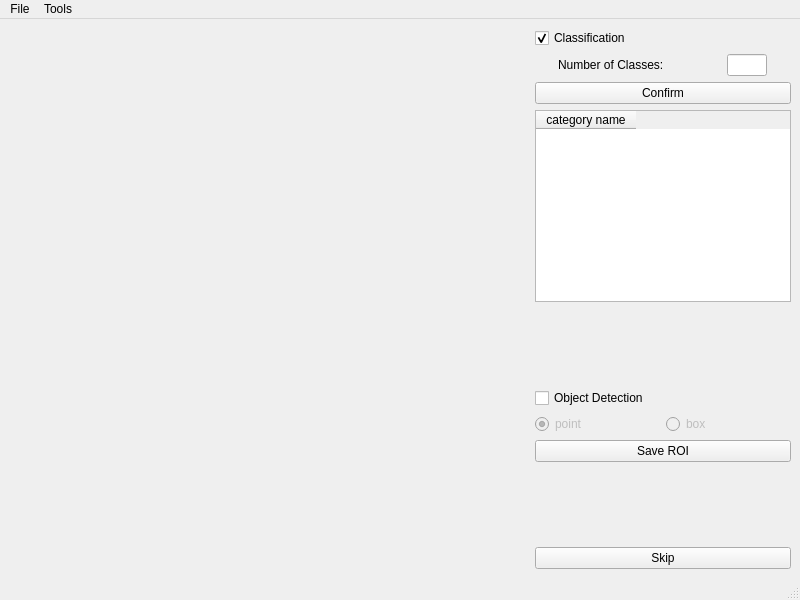
The window that main_window.ui (KarolBo/labeling_tool) describes before a commit, drawn with Qt 5.
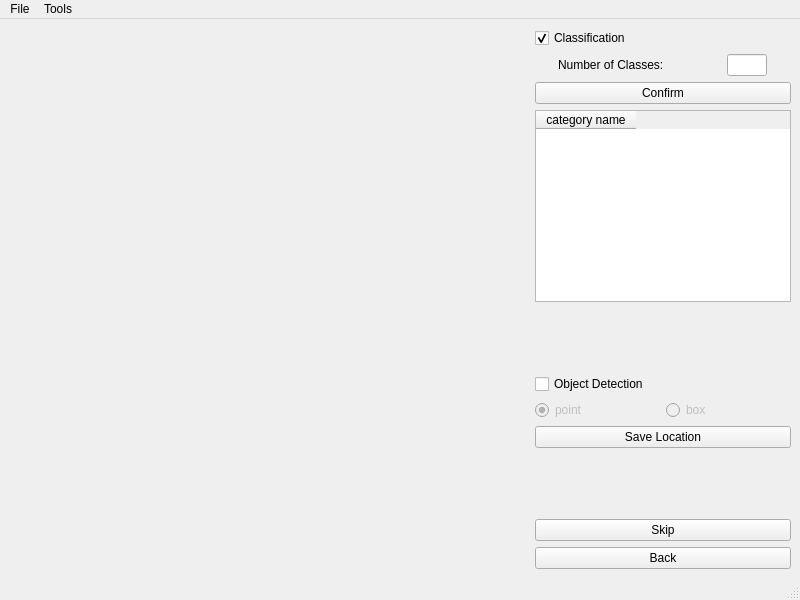
The same window after the commit. Custom widgets are drawn as their Qt base class.

Patch:
```diff
--- a/main_window.ui
+++ b/main_window.ui
@@ -173,7 +173,7 @@
       <item>
        <widget class="QPushButton" name="button_save_roi">
         <property name="text">
-         <string>Save ROI</string>
+         <string>Save Location</string>
         </property>
        </widget>
       </item>
@@ -199,6 +199,13 @@
       </property>
      </widget>
     </item>
+    <item row="3" column="1">
+     <widget class="QPushButton" name="button_back">
+      <property name="text">
+       <string>Back</string>
+      </property>
+     </widget>
+    </item>
    </layout>
   </widget>
   <widget class="QMenuBar" name="menubar">
```
